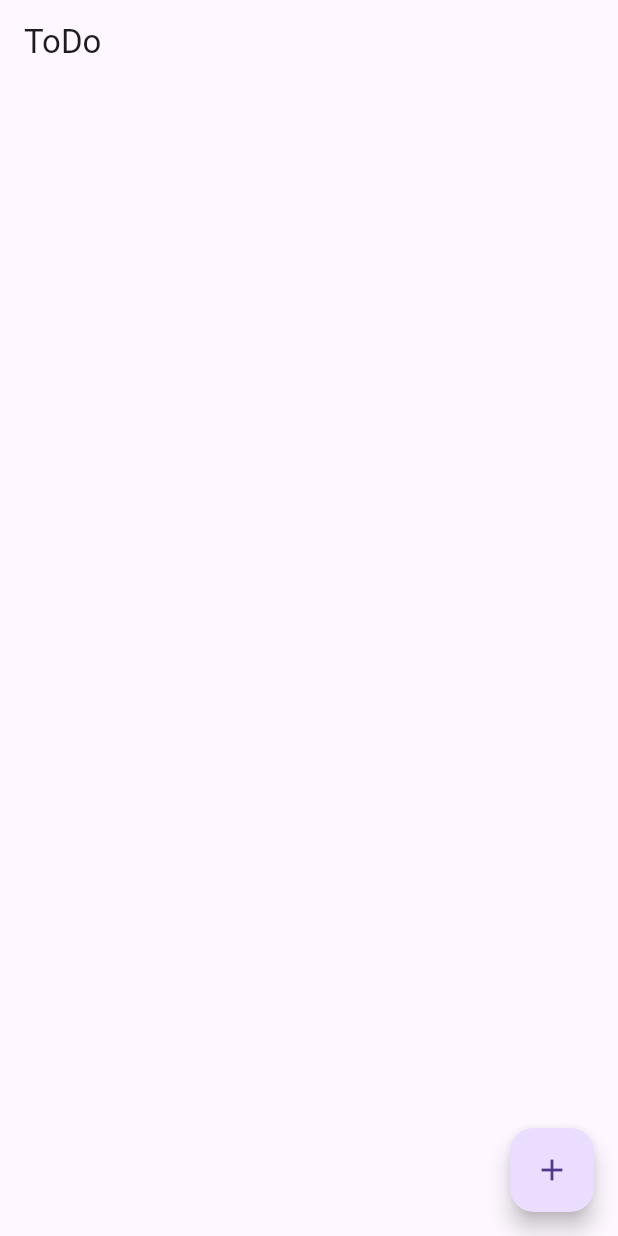
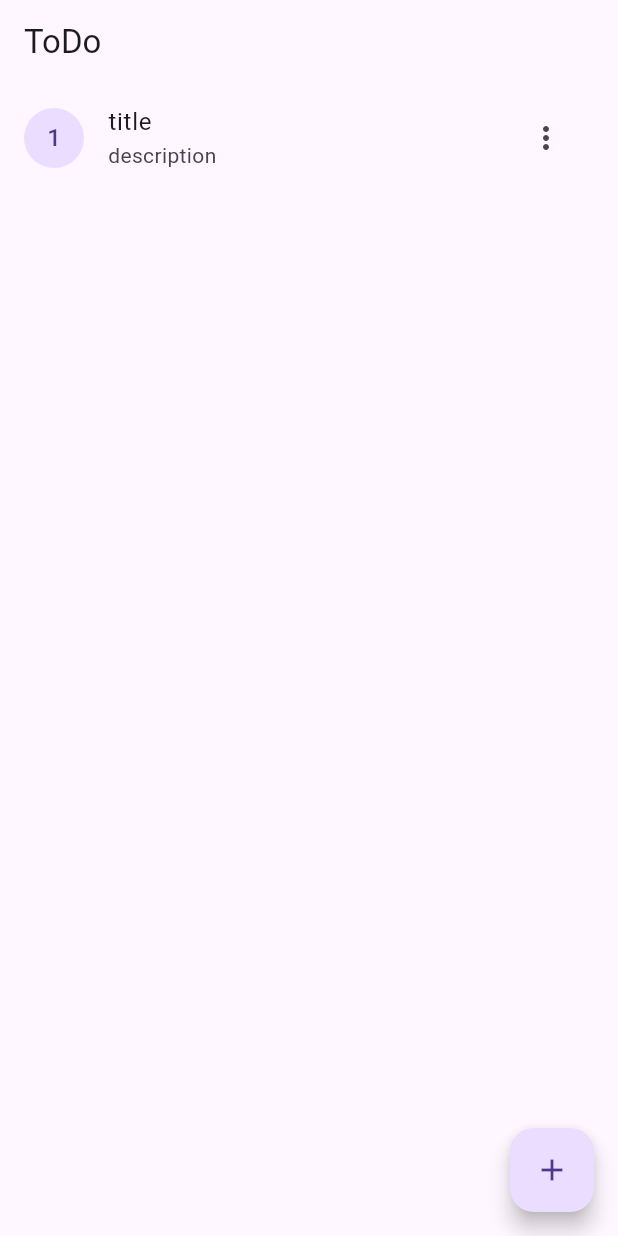
Before and after one commit to riikuid/todo_bloc, a Flutter app: the screen it shows after launch, on a phone screen of 412 x 824 dp. Run offline on Flutter 3.47's test engine with Material 3 defaults, Android fonts, the phone set to English and light mode, and no system bars; our stand-ins replace flutter_bloc; missing offline and left inert: d_info, d_input.

Commit message:
single state

```diff
--- a/lib/bloc/todo_bloc.dart
+++ b/lib/bloc/todo_bloc.dart
@@ -7,48 +7,46 @@ part 'todo_event.dart';
 part 'todo_state.dart';
 
 class TodoBloc extends Bloc<TodoEvent, TodoState> {
-  TodoBloc() : super(const TodoInitial([])) {
+  TodoBloc() : super(const TodoState([], TodoStatus.init)) {
+    on<OnFetchTodo>((event, emit) async {
+      emit(TodoState(state.todos, TodoStatus.loading));
+      await Future.delayed(const Duration(milliseconds: 1500));
+      emit(TodoState([Todo(title: "title", description: "description")],
+          TodoStatus.success));
+    });
+
     on<OnAddTodo>(addTodo);
 
     updateTodo();
 
     on<OnRemoveTodo>((event, emit) async {
-      emit(TodoLoading(state.todos));
-      await Future.delayed(const Duration(milliseconds: 1500));
-
       Todo todo = event.todo;
 
       List<Todo> newTodos = state.todos;
       newTodos.removeWhere((element) => element.hashCode == todo.hashCode);
 
-      emit(TodoRemoved(newTodos));
+      emit(TodoState(newTodos, TodoStatus.success));
     });
   }
 
   void updateTodo() {
     return on<OnUpdateTodo>((event, emit) async {
-      emit(TodoLoading(state.todos));
-      await Future.delayed(const Duration(milliseconds: 1500));
-
       int index = event.index;
       Todo updatedTodo = event.todo;
 
       List<Todo> newTodos = state.todos;
       newTodos[index] = updatedTodo;
 
-      emit(TodoRemoved(newTodos));
+      emit(TodoState(newTodos, TodoStatus.success));
     });
   }
 
   FutureOr<void> addTodo(OnAddTodo event, Emitter<TodoState> emit) async {
-    emit(TodoLoading(state.todos));
-    await Future.delayed(const Duration(milliseconds: 1500));
-
     Todo todo = event.todo;
 
-    emit(TodoAdded([
+    emit(TodoState([
       ...state.todos,
       todo,
-    ]));
+    ], TodoStatus.success));
   }
 }
--- a/lib/bloc/todo_event.dart
+++ b/lib/bloc/todo_event.dart
@@ -2,6 +2,8 @@ part of 'todo_bloc.dart';
 
 @immutable
 sealed class TodoEvent {}
+
+class OnFetchTodo extends TodoEvent {}
 
 class OnAddTodo extends TodoEvent {
   final Todo todo;
--- a/lib/bloc/todo_state.dart
+++ b/lib/bloc/todo_state.dart
@@ -1,28 +1,10 @@
 part of 'todo_bloc.dart';
 
-@immutable
-sealed class TodoState {
+enum TodoStatus { init, loading, success, failed }
+
+class TodoState {
   final List<Todo> todos;
+  final TodoStatus status;
 
-  const TodoState(this.todos);
+  const TodoState(this.todos, this.status);
 }
-
-final class TodoInitial extends TodoState {
-  const TodoInitial(super.todos);
-}
-
-final class TodoLoading extends TodoState {
-  const TodoLoading(super.todos);
-}
-
-final class TodoAdded extends TodoState {
-  const TodoAdded(super.todos);
-}
-
-final class TodoRemoved extends TodoState {
-  const TodoRemoved(super.todos);
-}
-
-final class TodoUpdated extends TodoState {
-  const TodoUpdated(super.todos);
-}
--- a/lib/page/todo_page.dart
+++ b/lib/page/todo_page.dart
@@ -87,6 +87,12 @@ class _TodoPageState extends State<TodoPage> {
   }
 
   @override
+  void initState() {
+    context.read<TodoBloc>().add(OnFetchTodo());
+    super.initState();
+  }
+
+  @override
   Widget build(BuildContext context) {
     return Scaffold(
       appBar: AppBar(
@@ -95,7 +101,12 @@ class _TodoPageState extends State<TodoPage> {
       body: BlocBuilder<TodoBloc, TodoState>(
         builder: (context, state) {
           List<Todo> list = state.todos;
-          if (state is TodoInitial) return const SizedBox.shrink();
+          if (state.status == TodoStatus.init) return const SizedBox.shrink();
+          if (state.status == TodoStatus.loading) {
+            return const Center(
+              child: CircularProgressIndicator(),
+            );
+          }
           if (list.isEmpty)
             return Center(
               child: Text("Kosong"),
```
